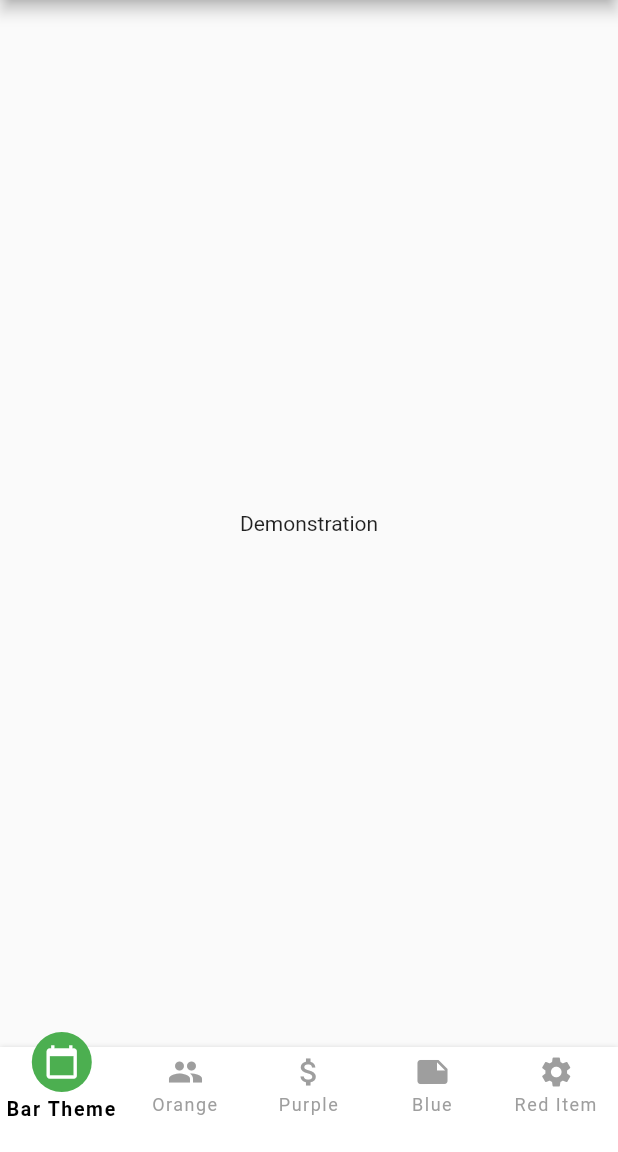
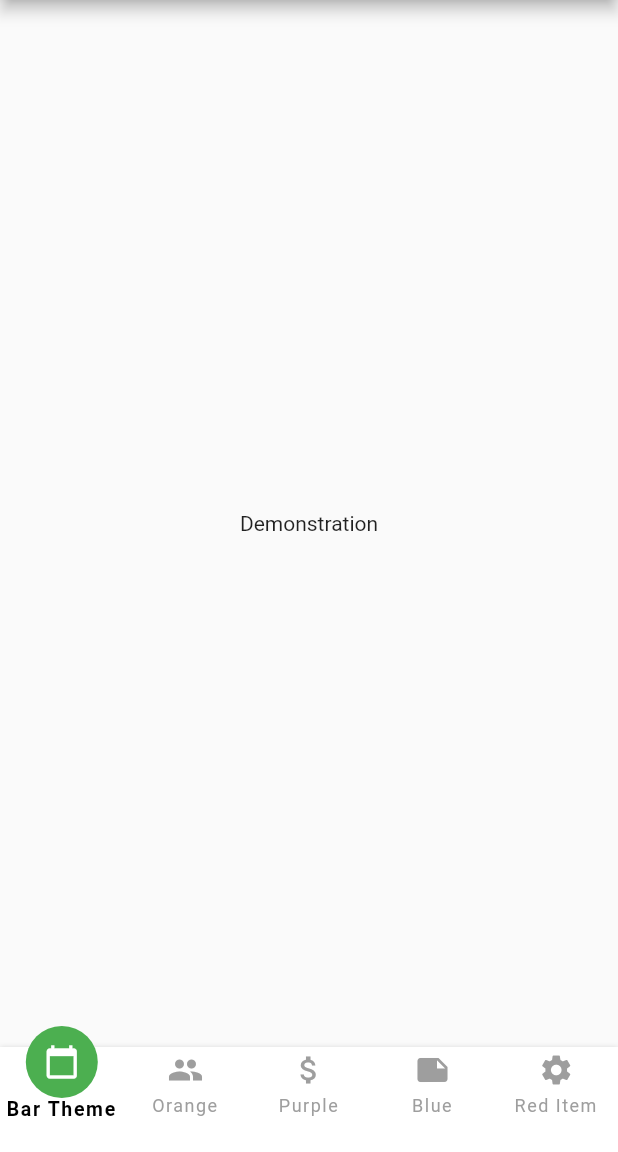
Before and after one commit to 55Builds/Flutter-FFNavigationBar, a Flutter app: the screen it shows after launch, on a phone screen of 412 x 824 dp, the part 84-1236 px from its top. Run offline on Flutter 3.47's test engine with Material 2 defaults, Android fonts, the phone set to English and light mode, and no system bars.

Commit message:
Implemented extra style options, gradients, selected circle, sizes, etc.

```diff
--- a/lib/ff_navigation_bar_item.dart
+++ b/lib/ff_navigation_bar_item.dart
@@ -1,6 +1,7 @@
 import 'package:flutter/material.dart';
 import 'package:provider/provider.dart';
 import 'ff_navigation_bar_theme.dart';
+import 'dart:ui' as ui;
 
 // This class has mutable instance properties as they are used to store
 // calculated values required by multiple build functions but not known
@@ -25,6 +26,7 @@ class FFNavigationBarItem extends StatelessWidget {
   FFNavigationBarTheme theme;
   bool showSelectedItemShadow;
   double itemWidth;
+  VoidCallback onClick;
 
   void setIndex(int index) {
     this.index = index;
@@ -35,7 +37,7 @@ class FFNavigationBarItem extends StatelessWidget {
   }
 
   Color _getBorderColor(bool isOn) {
-    return isOn ? _getDerivedBorderColor() : Colors.transparent;
+    return isOn ? _getDerivedBorderColor() : _getDerivedBorderColor().withOpacity(0.0);
   }
 
   bool _isItemSelected() {
@@ -53,6 +55,7 @@ class FFNavigationBarItem extends StatelessWidget {
     this.selectedLabelColor,
     this.iconData,
     this.animationDuration = kDefaultAnimationDuration,
+    this.onClick,
   }) : super(key: key);
 
   Center _makeLabel(String label) {
@@ -83,7 +86,24 @@ class FFNavigationBarItem extends StatelessWidget {
     double innerBoxSize = itemWidth - 8;
     double innerRadius = (itemWidth - 8) / 2 - 4;
 
-    return CircleAvatar(
+    return AnimatedContainer(
+      duration: animationDuration,
+      width: itemWidth,
+      height: isSelected ? itemWidth : itemWidth / 1.4,
+      alignment: Alignment.center,
+      decoration: BoxDecoration(
+        shape: BoxShape.circle,
+        gradient: isSelected ? theme.selectedItemBackgroundGradient : null,
+        color: isSelected
+          ? selectedBackgroundColor ?? theme.selectedItemBackgroundColor
+          : theme.unselectedItemBackgroundColor,
+        border: Border.all(width: theme.selectedItemBorderWidth, color: _getBorderColor(isSelected)),
+      ),
+      child: (isSelected && onClick != null)
+        ? GestureDetector(onTap: onClick, child:_makeIcon(iconData))
+        : _makeIcon(iconData),
+    );
+    /*return CircleAvatar(
       radius: isSelected ? radius : radius * 0.7,
       backgroundColor: _getBorderColor(isSelected),
       child: SizedBox(
@@ -97,18 +117,32 @@ class FFNavigationBarItem extends StatelessWidget {
           child: _makeIcon(iconData),
         ),
       ),
-    );
+    );*/
   }
 
-  Widget _makeIcon(
-    IconData iconData,
-  ) {
+  Widget _makeIcon(IconData iconData) {
     bool isSelected = _isItemSelected();
+    if(theme.unselectedItemIconGradient != null && !isSelected)
+      return ShaderMask(
+        blendMode: BlendMode.srcIn,
+        shaderCallback: (Rect bounds) {
+          return ui.Gradient.linear((theme.unselectedItemIconGradient.begin as Alignment).alongSize(bounds.size),
+            (theme.unselectedItemIconGradient.end as Alignment).alongSize(bounds.size), theme.unselectedItemIconGradient.colors);
+        },
+        child: Icon(
+          iconData,
+          size: theme.unselectedItemIconSize,
+        ),
+      );
+    else
     return Icon(
       iconData,
       color: isSelected
           ? selectedForegroundColor ?? theme.selectedItemIconColor
           : theme.unselectedItemIconColor,
+      size: isSelected
+          ? theme.selectedItemIconSize
+          : theme.unselectedItemIconSize,
     );
   }
 
@@ -124,6 +158,7 @@ class FFNavigationBarItem extends StatelessWidget {
       decoration: BoxDecoration(
         borderRadius: BorderRadius.all(Radius.elliptical(itemWidth / 2, 2)),
         boxShadow: [
+          theme.barShadow ??
           const BoxShadow(
             color: Colors.black12,
             blurRadius: 2,
@@ -148,7 +183,7 @@ class FFNavigationBarItem extends StatelessWidget {
 
     bool isSelected = _isItemSelected();
     double itemHeight = itemWidth - 20;
-    double topOffset = isSelected ? -20 : -10;
+    double topOffset = isSelected ? (-10 - theme.selectedItemTopOffset) : -10;
     double iconTopSpacer = isSelected ? 0 : 2;
     double shadowTopSpacer = 4;
 
```
